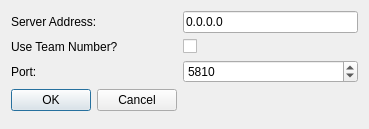
Before: the Qt Designer form ui/NTSettingsDialog.ui in Q-FRC/QDash, drawn with Qt 5.
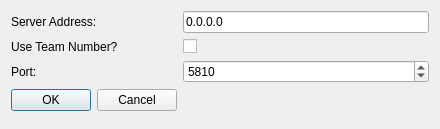
After: the same form once the commit is applied.

Patch:
```diff
--- a/ui/NTSettingsDialog.ui
+++ b/ui/NTSettingsDialog.ui
@@ -6,7 +6,7 @@
    <rect>
     <x>0</x>
     <y>0</y>
-    <width>369</width>
+    <width>440</width>
     <height>129</height>
    </rect>
   </property>
```
